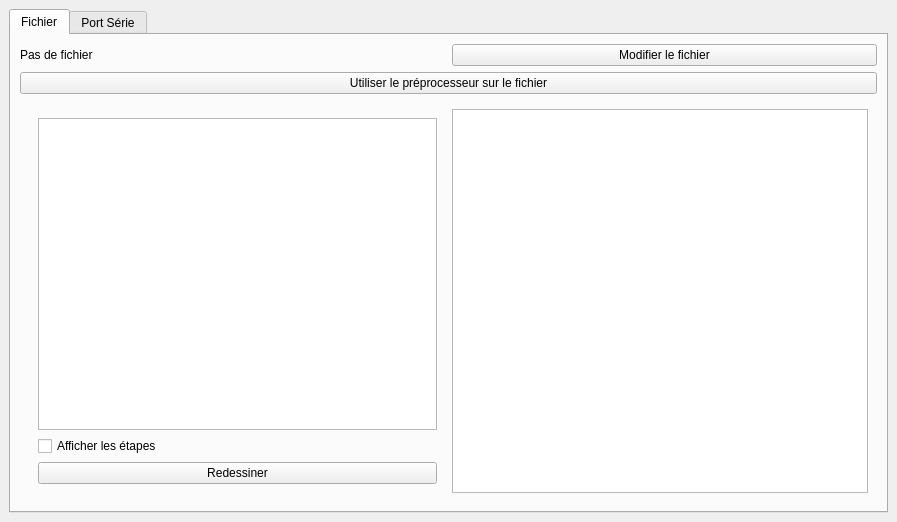
Qt form PCInterface/window.ui (Klafyvel/Trace) before a commit.
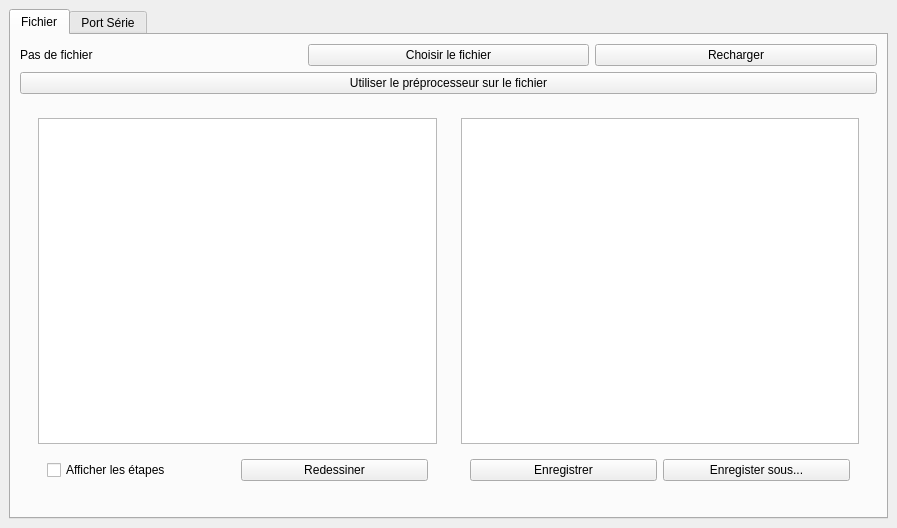
The same form after that commit. Icons and pictures are not drawn.

```diff
--- a/PCInterface/window.ui
+++ b/PCInterface/window.ui
@@ -7,7 +7,7 @@
     <x>0</x>
     <y>0</y>
     <width>897</width>
-    <height>522</height>
+    <height>528</height>
    </rect>
   </property>
   <property name="windowTitle">
@@ -44,7 +44,22 @@
           <item>
            <widget class="QPushButton" name="btn_file">
             <property name="text">
-             <string>Modifier le fichier</string>
+             <string>Choisir le fichier</string>
+            </property>
+            <property name="icon">
+             <iconset>
+              <normaloff>load.png</normaloff>load.png</iconset>
+            </property>
+           </widget>
+          </item>
+          <item>
+           <widget class="QPushButton" name="btn_reload">
+            <property name="text">
+             <string>Recharger</string>
+            </property>
+            <property name="icon">
+             <iconset>
+              <normaloff>reload.png</normaloff>reload.png</iconset>
             </property>
            </widget>
           </item>
@@ -74,24 +89,68 @@
                </widget>
               </item>
               <item>
-               <widget class="QCheckBox" name="display_draw_steps">
-                <property name="text">
-                 <string>Afficher les étapes</string>
-                </property>
-               </widget>
-              </item>
-              <item>
-               <widget class="QPushButton" name="redraw">
-                <property name="text">
-                 <string>Redessiner</string>
-                </property>
+               <widget class="QWidget" name="widget_5" native="true">
+                <layout class="QHBoxLayout" name="horizontalLayout_8">
+                 <item>
+                  <widget class="QCheckBox" name="display_draw_steps">
+                   <property name="text">
+                    <string>Afficher les étapes</string>
+                   </property>
+                  </widget>
+                 </item>
+                 <item>
+                  <widget class="QPushButton" name="redraw">
+                   <property name="text">
+                    <string>Redessiner</string>
+                   </property>
+                   <property name="icon">
+                    <iconset>
+                     <normaloff>writing.png</normaloff>writing.png</iconset>
+                   </property>
+                  </widget>
+                 </item>
+                </layout>
                </widget>
               </item>
              </layout>
             </widget>
            </item>
            <item>
-            <widget class="QTextEdit" name="code_edit"/>
+            <widget class="QWidget" name="widget_3" native="true">
+             <layout class="QVBoxLayout" name="verticalLayout">
+              <item>
+               <widget class="QTextEdit" name="code_edit"/>
+              </item>
+              <item>
+               <widget class="QWidget" name="widget_4" native="true">
+                <layout class="QHBoxLayout" name="horizontalLayout_7">
+                 <item>
+                  <widget class="QPushButton" name="btn_save_file">
+                   <property name="text">
+                    <string>Enregistrer</string>
+                   </property>
+                   <property name="icon">
+                    <iconset>
+                     <normaloff>save.png</normaloff>save.png</iconset>
+                   </property>
+                  </widget>
+                 </item>
+                 <item>
+                  <widget class="QPushButton" name="btn_save_as">
+                   <property name="text">
+                    <string>Enregister sous...</string>
+                   </property>
+                   <property name="icon">
+                    <iconset>
+                     <normaloff>save.png</normaloff>save.png</iconset>
+                   </property>
+                  </widget>
+                 </item>
+                </layout>
+               </widget>
+              </item>
+             </layout>
+            </widget>
            </item>
           </layout>
          </widget>
```
Left out of the diff: 52 changed lines with no effect on the pictures.
